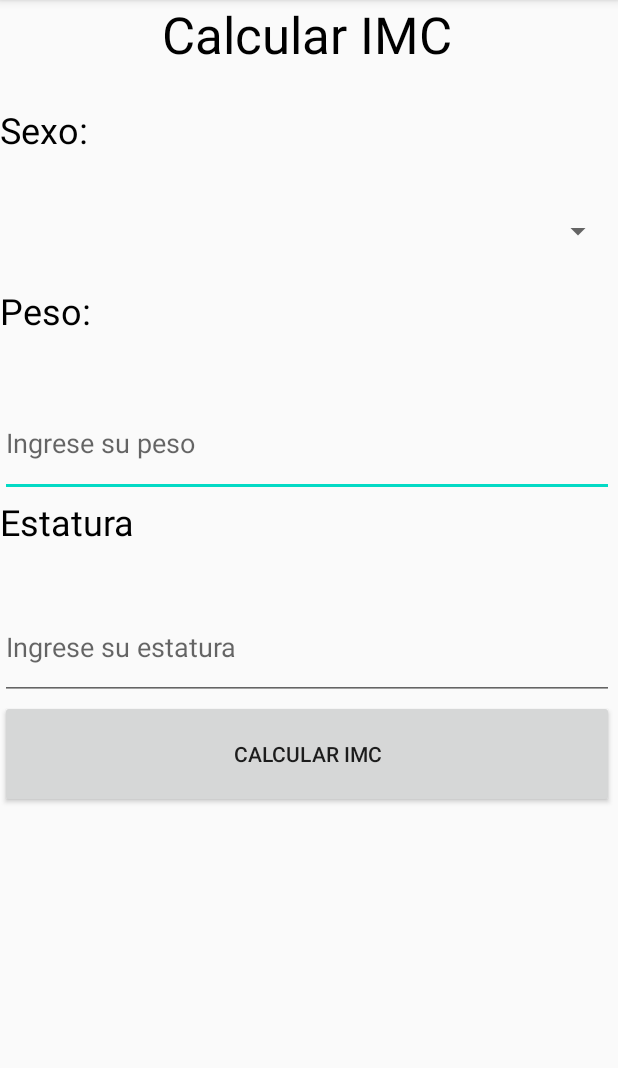
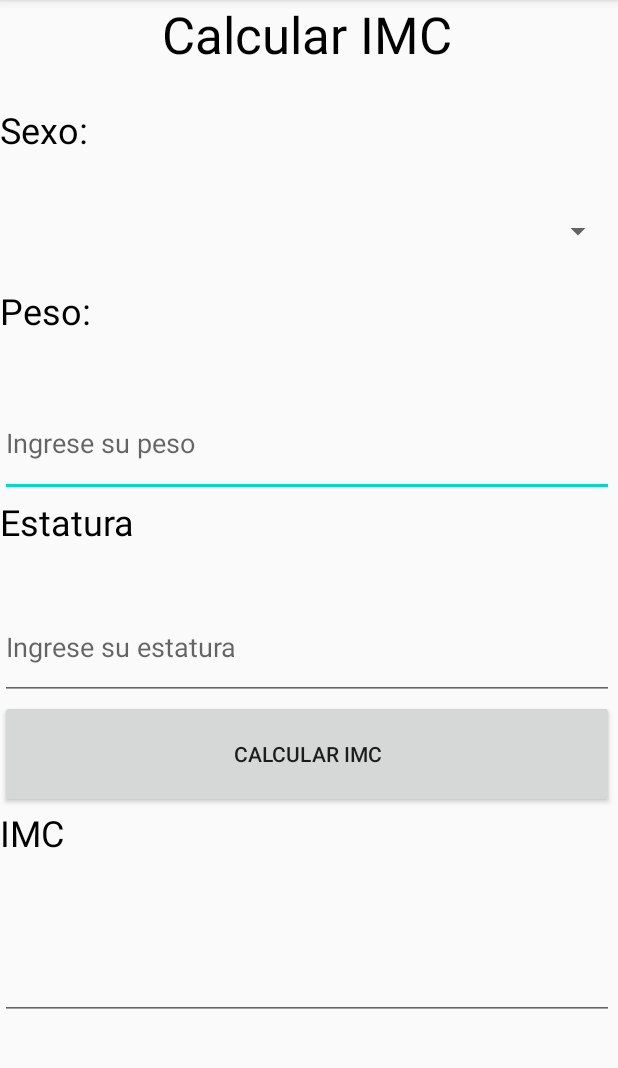
Before and after one commit to Nelmix408/certamen, an Android app: the screen it shows after launch (MainActivity), on a phone screen of 412 x 824 dp, the part 84-1152 px from its top. Run offline under Robolectric (Android 15) with nearby library versions, the phone set to English and light mode, and no system bars.

Commit message:
segundo push

```diff
--- a/app/src/main/java/com/example/certamen2/MainActivity.java
+++ b/app/src/main/java/com/example/certamen2/MainActivity.java
@@ -2,16 +2,35 @@ package com.example.certamen2;
 
 import android.support.v7.app.AppCompatActivity;
 import android.os.Bundle;
+import android.view.View;
+import android.widget.Button;
+import android.widget.EditText;
 import android.widget.Spinner;
+import android.widget.Toast;
 
 public class MainActivity extends AppCompatActivity {
 
     Spinner sexo;
+    EditText Peso, Estatura, Resultado;
+    Button CalcularIMC;
 
     @Override
     protected void onCreate(Bundle savedInstanceState) {
         super.onCreate(savedInstanceState);
         setContentView(R.layout.activity_main);
+        Peso = findViewById(R.id.lblPeso);
+        Estatura = findViewById(R.id.lblEstatura);
+        Resultado = findViewById(R.id.lblResultado);
 
     }
+
+    public void CalcularPeso(View view){
+        Double peso = Double.valueOf(Peso.getText().toString());
+        String estatura = Estatura.getText().toString();
+        Double EstaturaM = Double.parseDouble(estatura)/100.0;
+        Double IMC = peso /(EstaturaM*EstaturaM);
+        if (){
+
+        }
+    }
 }
--- a/app/src/main/res/layout/activity_main.xml
+++ b/app/src/main/res/layout/activity_main.xml
@@ -74,5 +74,20 @@
             android:layout_height="72dp"
             android:text="Calcular IMC" />
 
+        <TextView
+            android:id="@+id/textView9"
+            android:layout_width="match_parent"
+            android:layout_height="67dp"
+            android:text="IMC"
+            android:textColor="#000000"
+            android:textSize="24sp" />
+
+        <EditText
+            android:id="@+id/lblResultado"
+            android:layout_width="match_parent"
+            android:layout_height="74dp"
+            android:ems="10"
+            android:inputType="textPersonName" />
+
     </LinearLayout>
 </android.support.constraint.ConstraintLayout>
```
